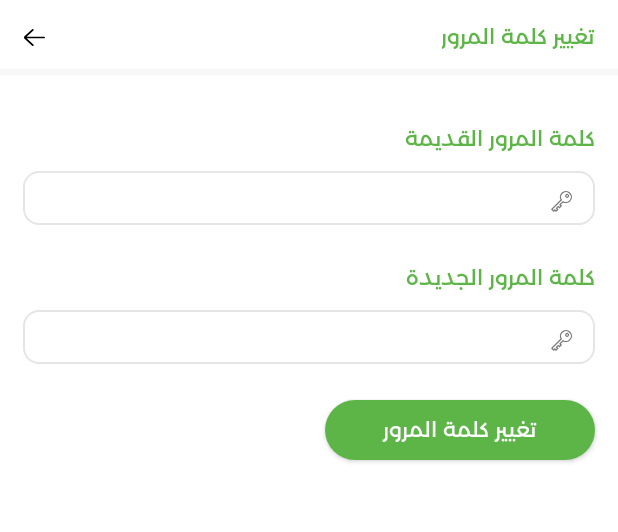
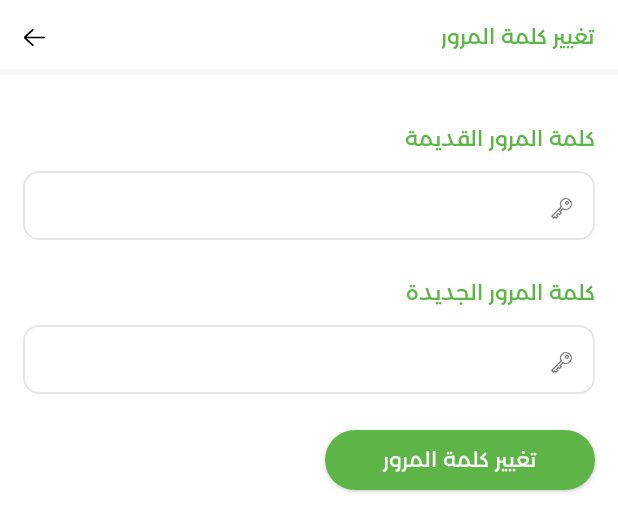
Before and after one commit to ma7modGamel/newMowslean, an Android app: the layout fragment_change_password.xml on its own in the app's theme, with its tools: preview values and no code run, on a phone screen of 412 x 824 dp. Shown: the top 532 px of the screen. Run offline under Robolectric (Android 15) with nearby library versions, the phone set to English and light mode, and no system bars.

Commit message:
Modify MH

```diff
--- a/app/src/main/res/layout/fragment_change_password.xml
+++ b/app/src/main/res/layout/fragment_change_password.xml
@@ -44,13 +44,16 @@
         android:textColor="@color/colorPrimary"
         />
     <EditText
+        android:gravity="end"
+        android:drawablePadding="15dp"
+        android:textDirection="ltr"
         android:id="@+id/et_oldPassword"
         android:inputType="textPassword"
         android:padding="15dp"
         android:drawableEnd="@drawable/ic_passowrd"
         android:textColor="#000"
         android:layout_width="match_parent"
-        android:layout_height="40dp"
+        android:layout_height="50dp"
         android:layout_marginTop="10dp"
         android:layout_marginRight="15dp"
         android:layout_marginLeft="15dp"
@@ -69,13 +72,16 @@
         android:textColor="@color/colorPrimary"
         />
     <EditText
+        android:drawablePadding="15dp"
+        android:gravity="end"
+        android:textDirection="ltr"
         android:id="@+id/et_newPassword"
         android:inputType="textPassword"
         android:padding="15dp"
         android:drawableEnd="@drawable/ic_passowrd"
         android:textColor="#000"
         android:layout_width="match_parent"
-        android:layout_height="40dp"
+        android:layout_height="50dp"
         android:layout_marginTop="10dp"
         android:layout_marginRight="15dp"
         android:layout_marginLeft="15dp"
```
Also changed, not shown: app/src/main/res/layout/fragment_resset_password.xml (+5 -2 lines), app/src/main/res/layout/login_fragment.xml (+8 -2 lines).
